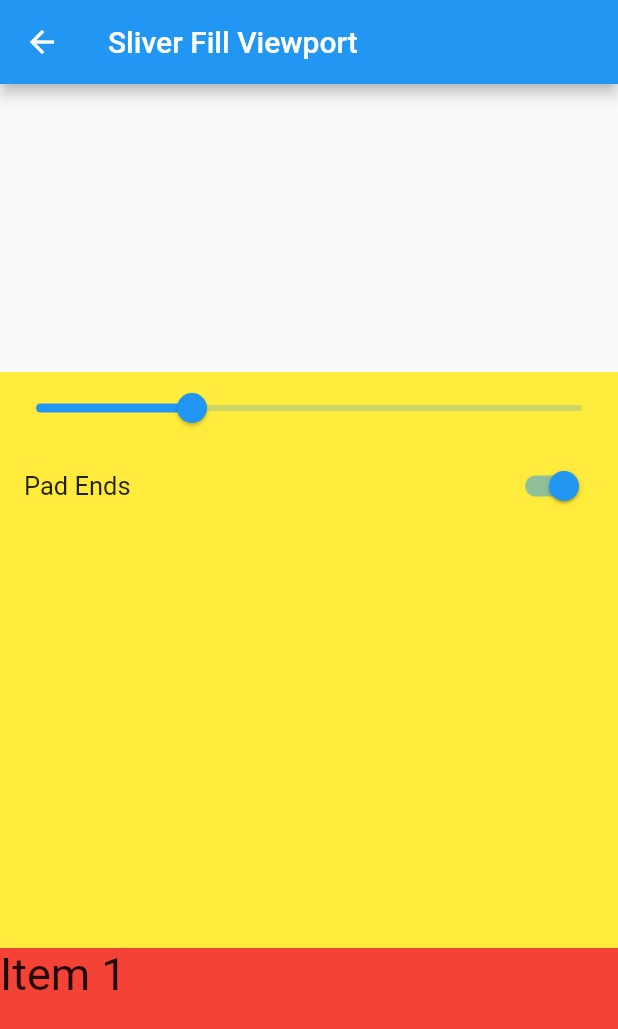
After one commit to luke-nguyen-goldenowl/flutter_widget_app, a Flutter app: the screen it shows after launch, after a tap on "Sliver Fill Viewport", on a phone screen of 412 x 824 dp. The commit adds this screen. Shown: the top 1029 px of the screen. Run offline on Flutter 3.47's test engine with Material 2 defaults, Android fonts, the light colour scheme and no system bars; network calls fail.

Commit message:
create and update sliver_fill_remaining.dart and sliver_fill_viewport.dart

```diff
--- a/lib/main.dart
+++ b/lib/main.dart
@@ -8,6 +8,8 @@ import 'package:flutter_widget_app/screens/other_view.dart';
 import 'package:flutter_widget_app/screens/row_and_column.dart';
 import 'package:flutter_widget_app/screens/sliver_animate_list.dart';
 import 'package:flutter_widget_app/screens/sliver_app_bar.dart';
+import 'package:flutter_widget_app/screens/sliver_fill_remaining.dart';
+import 'package:flutter_widget_app/screens/sliver_fill_viewport.dart';
 import 'package:flutter_widget_app/screens/sliver_grid.dart';
 import 'package:flutter_widget_app/screens/sliver_list.dart';
 import 'package:flutter_widget_app/screens/stack_and_align.dart';
@@ -53,6 +55,10 @@ class MyApp extends StatelessWidget {
                 return const MySliverAppBar();
               case MySliverGrid.routeName:
                 return const MySliverGrid();
+              case MySliverFillRemaining.routeName:
+                return const MySliverFillRemaining();
+              case MySliverFillViewport.routeName:
+                return const MySliverFillViewport();
 
               case HomePage.routeName:
 
--- a/lib/screens/home_page.dart
+++ b/lib/screens/home_page.dart
@@ -8,6 +8,8 @@ import 'package:flutter_widget_app/screens/other_view.dart';
 import 'package:flutter_widget_app/screens/row_and_column.dart';
 import 'package:flutter_widget_app/screens/sliver_animate_list.dart';
 import 'package:flutter_widget_app/screens/sliver_app_bar.dart';
+import 'package:flutter_widget_app/screens/sliver_fill_remaining.dart';
+import 'package:flutter_widget_app/screens/sliver_fill_viewport.dart';
 import 'package:flutter_widget_app/screens/sliver_grid.dart';
 import 'package:flutter_widget_app/screens/sliver_list.dart';
 import 'package:flutter_widget_app/screens/stack_and_align.dart';
@@ -157,7 +159,29 @@ class HomePage extends StatelessWidget {
                 Navigator.pushNamed(context, MySliverGrid.routeName);
               },
               child: const Text(
-                'Sliver grid',
+                'Sliver Grid',
+                style: TextStyle(
+                  fontSize: 25,
+                ),
+              ),
+            ),
+            TextButton(
+              onPressed: () {
+                Navigator.pushNamed(context, MySliverFillRemaining.routeName);
+              },
+              child: const Text(
+                'Sliver Fill Remaining',
+                style: TextStyle(
+                  fontSize: 25,
+                ),
+              ),
+            ),
+            TextButton(
+              onPressed: () {
+                Navigator.pushNamed(context, MySliverFillViewport.routeName);
+              },
+              child: const Text(
+                'Sliver Fill Viewport',
                 style: TextStyle(
                   fontSize: 25,
                 ),
--- /dev/null
+++ b/lib/screens/sliver_fill_viewport.dart
@@ -0,0 +1,83 @@
+import 'package:flutter/material.dart';
+
+class MySliverFillViewport extends StatefulWidget {
+  static const String routeName = '/sliver fill viewport';
+
+  const MySliverFillViewport({Key? key}) : super(key: key);
+
+  @override
+  _MySliverFillViewportState createState() => _MySliverFillViewportState();
+}
+
+class _MySliverFillViewportState extends State<MySliverFillViewport> {
+  double _fraction = 0.5;
+  bool _padEnds = true;
+
+  @override
+  Widget build(BuildContext context) {
+    return Scaffold(
+      appBar: AppBar(
+        title: const Text('Sliver Fill Viewport'),
+      ),
+      body: CustomScrollView(
+        slivers: [
+          SliverFillViewport(
+            viewportFraction: _fraction,
+            padEnds: _padEnds,
+            delegate: SliverChildListDelegate(
+              [
+                Container(
+                  color: Colors.yellow,
+                  child: Column(
+                    children: [
+                      Slider(
+                        min: 0.1,
+                        max: 1.5,
+                        value: _fraction,
+                        onChanged: (val) {
+                          setState(() {
+                            _fraction = val;
+                          });
+                        },
+                      ),
+                      SwitchListTile(
+                        title: const Text(
+                          'Pad Ends',
+                          style: TextStyle(fontSize: 17),
+                        ),
+                        value: _padEnds,
+                        onChanged: (val) {
+                          setState(() {
+                            _padEnds = val;
+                          });
+                        },
+                      ),
+                    ],
+                  ),
+                ),
+                Container(
+                  color: Colors.red,
+                  child: const Text(
+                    'Item 1',
+                    style: TextStyle(
+                      fontSize: 30,
+                    ),
+                  ),
+                ),
+                Container(
+                  color: Colors.green,
+                  child: const Text(
+                    'Item 2',
+                    style: TextStyle(
+                      fontSize: 30,
+                    ),
+                  ),
+                ),
+              ],
+            ),
+          ),
+        ],
+      ),
+    );
+  }
+}
```
Also changed, not shown: lib/screens/sliver_fill_remaining.dart (added, +80 -0 lines), 1 other file.
